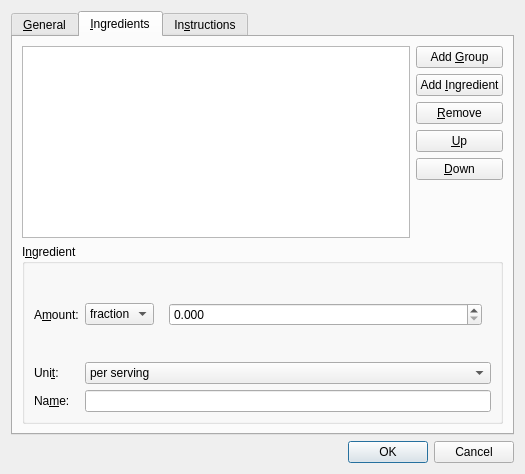
Qt form anymeal/edit_dialog.ui (wedesoft/anymeal) before a commit.
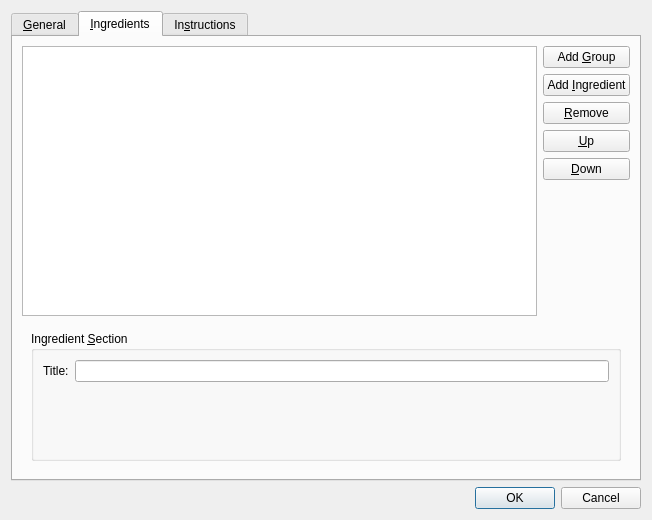
The same form after that commit. The open tabs and pages were chosen to show the change. Icons and pictures are not drawn.

Commit message: Edit ingredient section

```diff
--- a/anymeal/edit_dialog.ui
+++ b/anymeal/edit_dialog.ui
@@ -6,8 +6,8 @@
    <rect>
     <x>0</x>
     <y>0</y>
-    <width>525</width>
-    <height>474</height>
+    <width>652</width>
+    <height>520</height>
    </rect>
   </property>
   <property name="windowTitle">
@@ -108,7 +108,7 @@
       <attribute name="title">
        <string>&amp;Ingredients</string>
       </attribute>
-      <layout class="QVBoxLayout" name="verticalLayout_4">
+      <layout class="QVBoxLayout" name="verticalLayout_9" stretch="1,0">
        <item>
         <layout class="QHBoxLayout" name="horizontalLayout_2">
          <item>
@@ -187,6 +187,13 @@
         </layout>
        </item>
        <item>
+        <widget class="QStackedWidget" name="ingredient_stack">
+         <property name="currentIndex">
+          <number>0</number>
+         </property>
+         <widget class="QWidget" name="ingredient_page">
+          <layout class="QVBoxLayout" name="verticalLayout_4">
+           <item>
         <widget class="QGroupBox" name="ingredient_group">
          <property name="title">
           <string>I&amp;ngredient</string>
@@ -221,10 +228,22 @@
             <item>
              <widget class="QStackedWidget" name="amount_stack">
               <property name="currentIndex">
-               <number>0</number>
+                   <number>1</number>
               </property>
               <widget class="QWidget" name="fraction_page">
                <layout class="QHBoxLayout" name="horizontalLayout_5">
+                    <property name="leftMargin">
+                     <number>0</number>
+                    </property>
+                    <property name="topMargin">
+                     <number>0</number>
+                    </property>
+                    <property name="rightMargin">
+                     <number>0</number>
+                    </property>
+                    <property name="bottomMargin">
+                     <number>0</number>
+                    </property>
                 <item>
                  <widget class="QSpinBox" name="integer_spin">
                   <property name="sizePolicy">
@@ -279,6 +298,18 @@
               </widget>
               <widget class="QWidget" name="float_page">
                <layout class="QHBoxLayout" name="horizontalLayout_4">
+                    <property name="leftMargin">
+                     <number>0</number>
+                    </property>
+                    <property name="topMargin">
+                     <number>0</number>
+                    </property>
+                    <property name="rightMargin">
+                     <number>0</number>
+                    </property>
+                    <property name="bottomMargin">
+                     <number>0</number>
+                    </property>
                 <item>
                  <widget class="QDoubleSpinBox" name="amount_spin">
                   <property name="decimals">
@@ -491,6 +522,50 @@
            <widget class="QLineEdit" name="name_edit"/>
           </item>
          </layout>
+            </widget>
+           </item>
+          </layout>
+         </widget>
+         <widget class="QWidget" name="ingredient_section_page">
+          <layout class="QVBoxLayout" name="verticalLayout_7">
+           <item>
+            <widget class="QGroupBox" name="ingredient_section_group">
+             <property name="title">
+              <string>Ingredient &amp;Section</string>
+             </property>
+             <layout class="QVBoxLayout" name="verticalLayout_8">
+              <item>
+               <layout class="QHBoxLayout" name="horizontalLayout_7">
+                <item>
+                 <widget class="QLabel" name="ingredient_section_label">
+                  <property name="text">
+                   <string>Title:</string>
+                  </property>
+                 </widget>
+                </item>
+                <item>
+                 <widget class="QLineEdit" name="ingredient_section_edit"/>
+                </item>
+               </layout>
+              </item>
+              <item>
+               <spacer name="verticalSpacer_3">
+                <property name="orientation">
+                 <enum>Qt::Vertical</enum>
+                </property>
+                <property name="sizeHint" stdset="0">
+                 <size>
+                  <width>20</width>
+                  <height>67</height>
+                 </size>
+                </property>
+               </spacer>
+              </item>
+             </layout>
+            </widget>
+           </item>
+          </layout>
+         </widget>
         </widget>
        </item>
       </layout>
```
Lines whose indentation alone changed are shown as unchanged. The commit also changes 5 other files.
